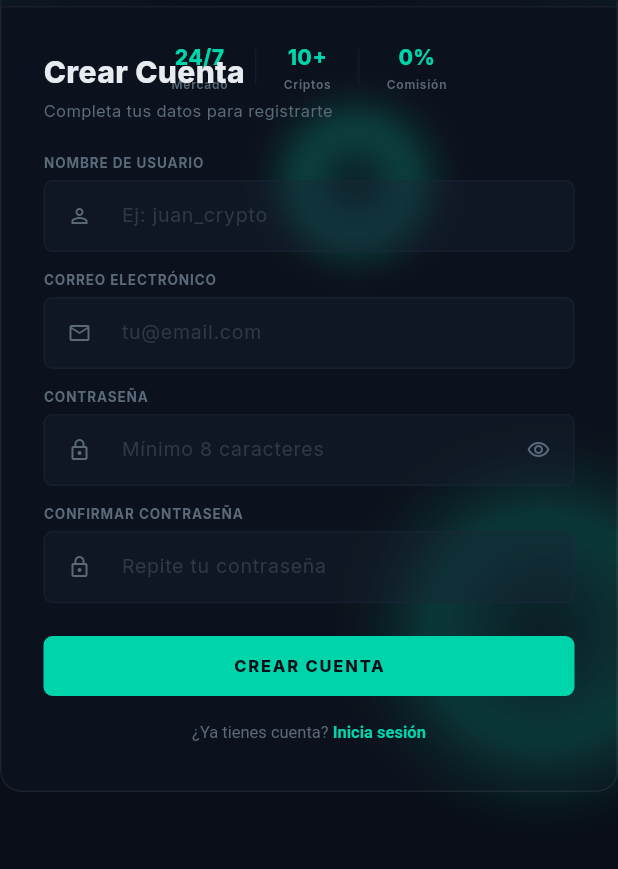
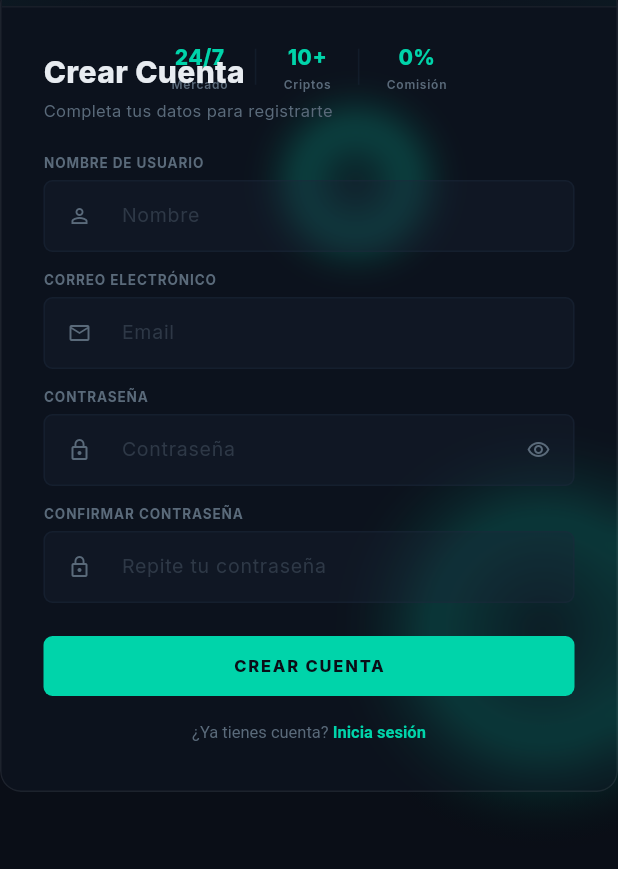
Before and after one commit to Danirodrigzz/Frontend, a Flutter app: the RegisterPage screen opened by its route, scrolled down 145 dp, on a phone screen of 412 x 824 dp, the part 231-1100 px from its top. Run offline on Flutter 3.47's test engine with Material 3 defaults, Android fonts, the phone set to English and light mode, and no system bars; drawn by our look-alikes of flutter_animate; our stand-ins replace fl_chart, flutter_riverpod, flutter_spinkit, flutter_svg, go_router, google_fonts and 1 more; accounts and stored records are empty; network calls fail.

Commit message:
style: refinamiento de placeholders y eliminación de efectos de luz en autenticación

```diff
--- a/lib/features/auth/presentation/pages/login_page.dart
+++ b/lib/features/auth/presentation/pages/login_page.dart
@@ -287,7 +287,7 @@ class _LoginPageState extends ConsumerState<LoginPage> {
             _buildField(
               controller: _emailController,
               label: 'Correo electrónico',
-              hint: 'tu@email.com',
+              hint: 'Email',
               icon: Icons.email_outlined,
               validator: Validators.email,
               keyboardType: TextInputType.emailAddress,
@@ -298,7 +298,7 @@ class _LoginPageState extends ConsumerState<LoginPage> {
             _buildField(
               controller: _contrasenaController,
               label: 'Contraseña',
-              hint: '••••••••',
+              hint: 'Contraseña',
               icon: Icons.lock_outline,
               validator: Validators.contrasena,
               obscure: !_mostrarContrasena,
@@ -343,6 +343,8 @@ class _LoginPageState extends ConsumerState<LoginPage> {
             Center(
               child: InkWell(
                 onTap: () => context.go('/register'),
+                splashColor: Colors.transparent,
+                highlightColor: Colors.transparent,
                 borderRadius: BorderRadius.circular(4),
                 child: Padding(
                   padding: const EdgeInsets.symmetric(vertical: 4, horizontal: 8),
--- a/lib/features/auth/presentation/pages/register_page.dart
+++ b/lib/features/auth/presentation/pages/register_page.dart
@@ -285,7 +285,7 @@ class _RegisterPageState extends ConsumerState<RegisterPage> {
             _buildField(
               controller: _nombreController,
               label: 'Nombre de usuario',
-              hint: 'Ej: juan_crypto',
+              hint: 'Nombre',
               icon: Icons.person_outline,
               validator: Validators.nombreUsuario,
             ),
@@ -295,7 +295,7 @@ class _RegisterPageState extends ConsumerState<RegisterPage> {
             _buildField(
               controller: _emailController,
               label: 'Correo electrónico',
-              hint: 'tu@email.com',
+              hint: 'Email',
               icon: Icons.email_outlined,
               validator: Validators.email,
               keyboardType: TextInputType.emailAddress,
@@ -306,7 +306,7 @@ class _RegisterPageState extends ConsumerState<RegisterPage> {
             _buildField(
               controller: _contrasenaController,
               label: 'Contraseña',
-              hint: 'Mínimo 8 caracteres',
+              hint: 'Contraseña',
               icon: Icons.lock_outline,
               validator: Validators.contrasena,
               obscure: !_mostrarContrasena,
@@ -364,6 +364,8 @@ class _RegisterPageState extends ConsumerState<RegisterPage> {
             Center(
               child: InkWell(
                 onTap: () => context.go('/login'),
+                splashColor: Colors.transparent,
+                highlightColor: Colors.transparent,
                 borderRadius: BorderRadius.circular(4),
                 child: Padding(
                   padding: const EdgeInsets.symmetric(vertical: 4, horizontal: 8),
```
